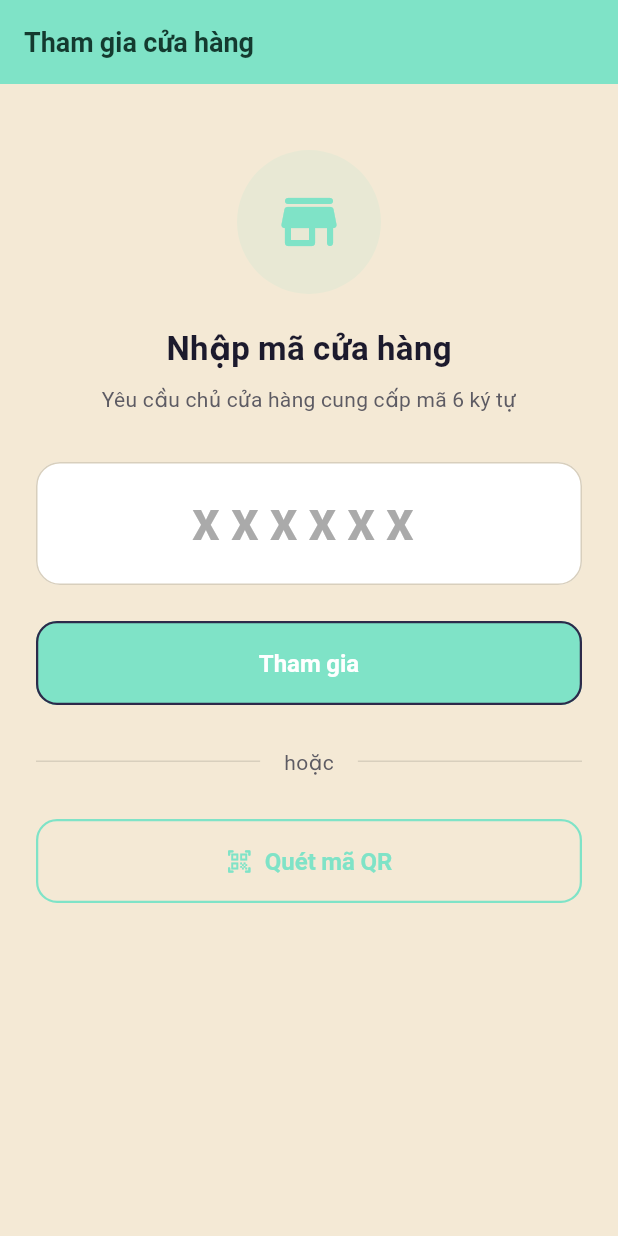
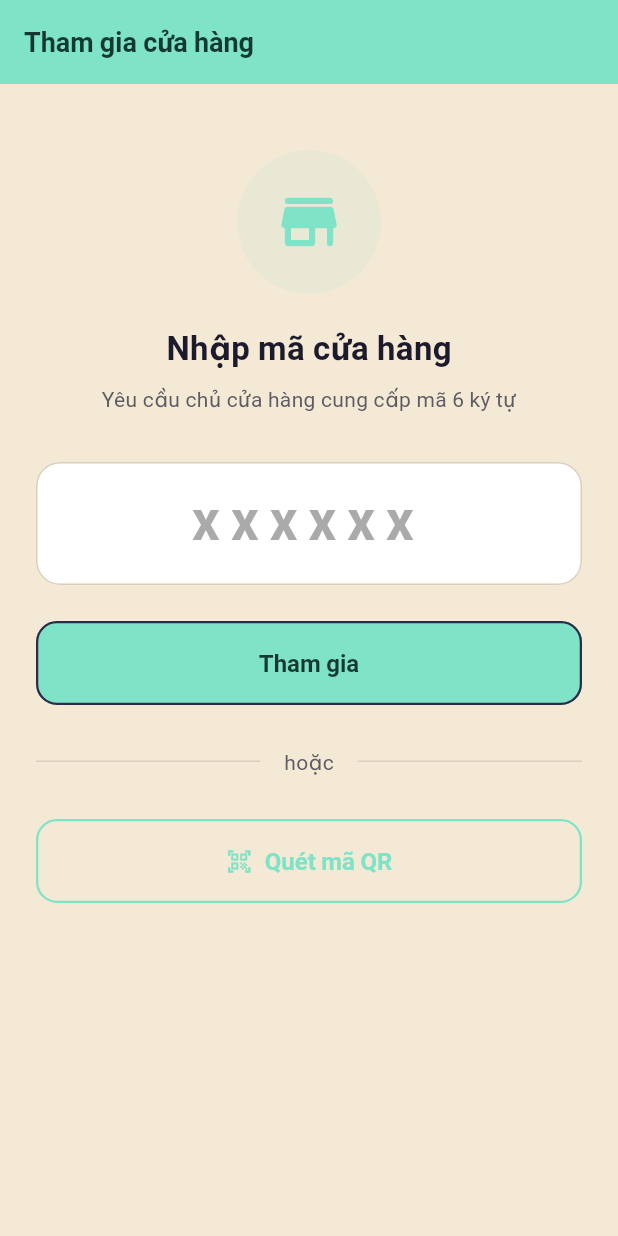
Before and after one commit to 2312741-sudo/chamcong_tramblao, a Flutter app: the JoinStoreScreen screen opened by its route, on a phone screen of 412 x 824 dp. Run offline on Flutter 3.47's test engine with Material 3 defaults, Android fonts, the phone set to English and light mode, and no system bars; our stand-ins replace cached_network_image, cloud_firestore, cloud_functions, equatable, firebase_auth, firebase_core and 16 more; missing offline and left inert: excel, mobile_scanner, network_info_plus; accounts and stored records are empty.

Commit message:
fix(mobile): cap nhat tuong phan man hinh join_store_screen theo mau mint #7FE3C7

```diff
--- a/cham_cong_tram/lib/features/store/screens/join_store_screen.dart
+++ b/cham_cong_tram/lib/features/store/screens/join_store_screen.dart
@@ -76,12 +76,13 @@ class _JoinStoreScreenState extends ConsumerState<JoinStoreScreen> {
       backgroundColor: AppColors.surface,
       appBar: AppBar(
         backgroundColor: AppColors.primary,
-        foregroundColor: Colors.white,
+        foregroundColor: const Color(0xFF143A2F),
         title: const Text(
           'Tham gia cửa hàng',
           style: TextStyle(
             fontFamily: 'BeVietnamPro',
             fontWeight: FontWeight.w700,
+            color: Color(0xFF143A2F),
           ),
         ),
         elevation: 0,
@@ -211,7 +212,7 @@ class _JoinStoreScreenState extends ConsumerState<JoinStoreScreen> {
                     onPressed: _isLoading ? null : _joinStore,
                     style: ElevatedButton.styleFrom(
                       backgroundColor: AppColors.primary,
-                      foregroundColor: Colors.white,
+                      foregroundColor: const Color(0xFF143A2F),
                       disabledBackgroundColor:
                           AppColors.primary.withOpacity(0.6),
                       elevation: 0,
@@ -225,7 +226,7 @@ class _JoinStoreScreenState extends ConsumerState<JoinStoreScreen> {
                             height: 24,
                             child: CircularProgressIndicator(
                               strokeWidth: 2.5,
-                              color: Colors.white,
+                              color: Color(0xFF143A2F),
                             ),
                           )
                         : const Text(
```
